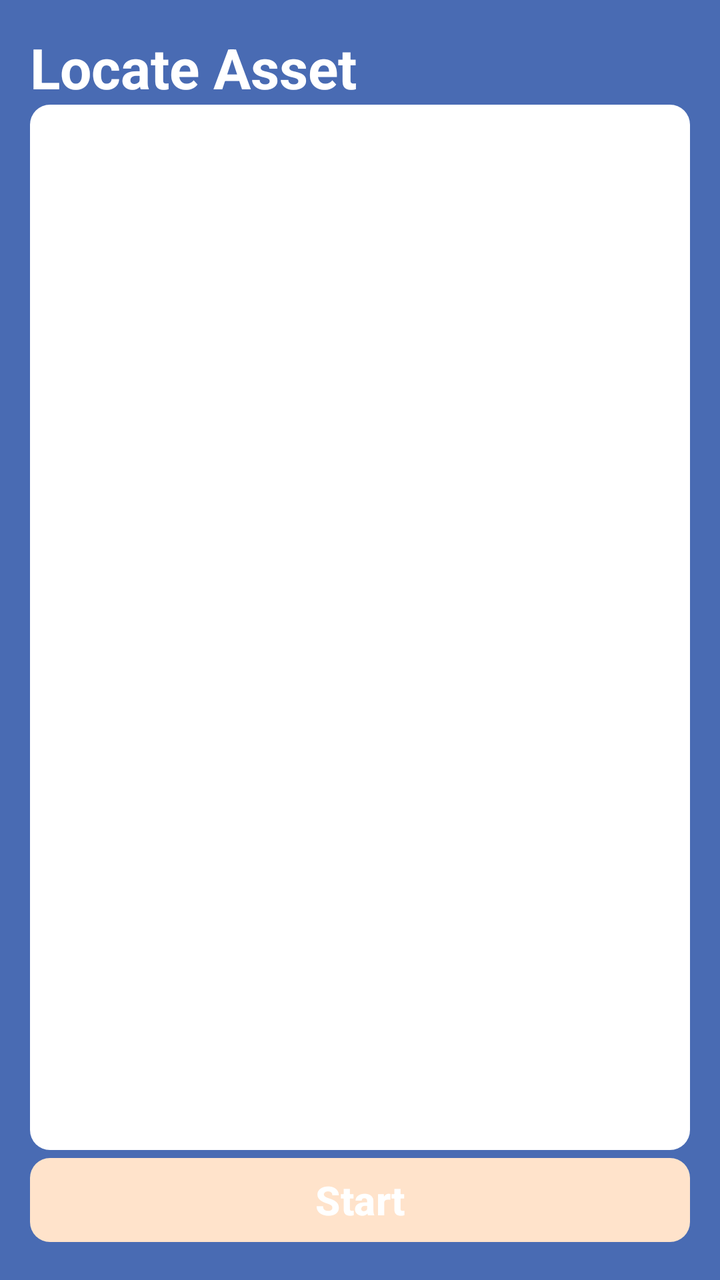
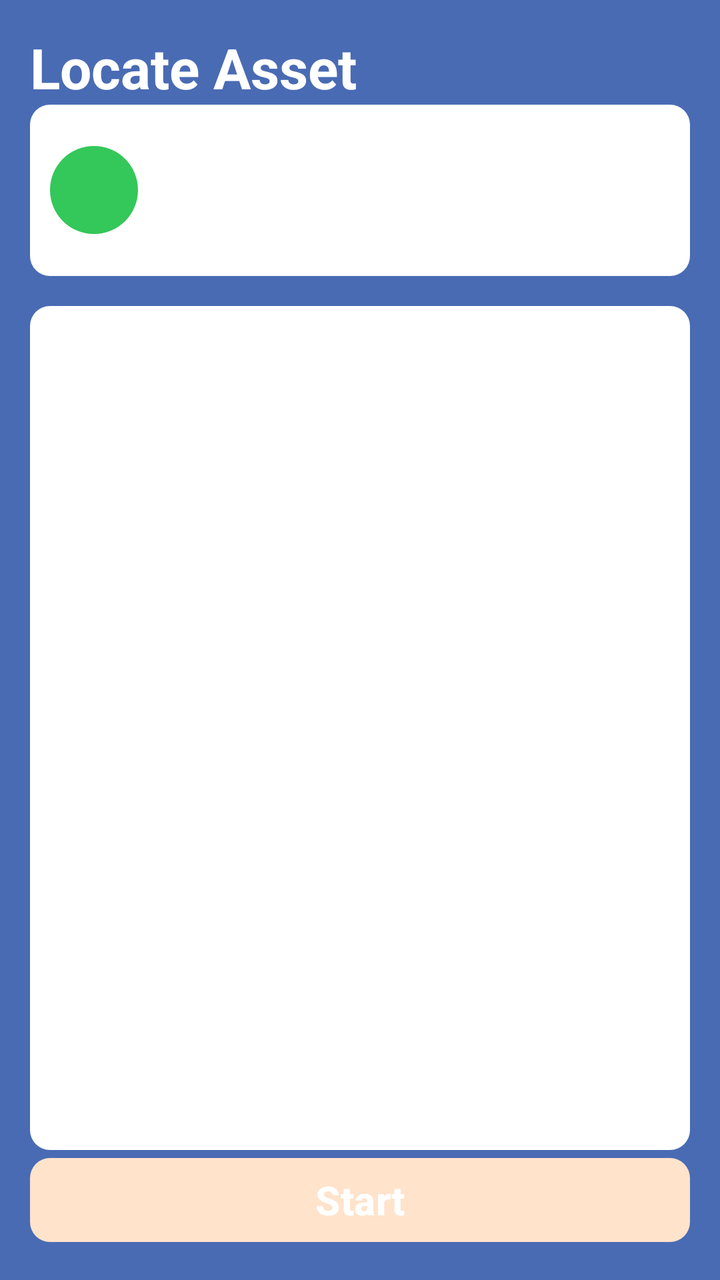

Screens rendered from an Android XML layout before and after an edit, with the pre-edit source and the edit as a unified diff.
<!-- AndroidManifest.xml: application theme Theme.FetchCICG -->
<!-- res/layout/activity_locate_asset.xml -->
<?xml version="1.0" encoding="utf-8"?>
<androidx.constraintlayout.widget.ConstraintLayout
    xmlns:android="http://schemas.android.com/apk/res/android"
    xmlns:app="http://schemas.android.com/apk/res-auto"
    android:layout_width="match_parent"
    android:layout_height="match_parent"
    android:background="@color/primary"
    android:padding="15dp">

    <TextView
        android:id="@+id/screenTitle"
        android:layout_width="0dp"
        android:layout_height="wrap_content"
        android:layout_marginBottom="15dp"
        android:text="@string/locate_title"
        android:textColor="@color/white"
        android:textSize="28sp"
        android:textStyle="bold"
        app:layout_constraintEnd_toEndOf="parent"
        app:layout_constraintStart_toStartOf="parent"
        app:layout_constraintTop_toTopOf="parent" />

    <View
        android:id="@+id/cardContainer"
        android:layout_width="0dp"
        android:layout_height="0dp"
        android:background="@drawable/bg_white_card"
        app:layout_constraintBottom_toTopOf="@id/actionButton"
        app:layout_constraintEnd_toEndOf="parent"
        app:layout_constraintStart_toStartOf="parent"
        app:layout_constraintTop_toBottomOf="@id/screenTitle" />

    <TextView
        android:id="@+id/stateTitle"
        android:layout_width="0dp"
        android:layout_height="wrap_content"
        android:layout_marginStart="15dp"
        android:layout_marginTop="15dp"
        android:layout_marginEnd="15dp"
        android:gravity="center"
        android:textSize="19sp"
        android:textStyle="bold"
        app:layout_constraintEnd_toEndOf="@id/cardContainer"
        app:layout_constraintStart_toStartOf="@id/cardContainer"
        app:layout_constraintTop_toTopOf="@id/cardContainer" />

    <TextView
        android:id="@+id/stateSubtitle"
        android:layout_width="0dp"
        android:layout_height="wrap_content"
        android:layout_marginStart="15dp"
        android:layout_marginTop="10dp"
        android:layout_marginEnd="15dp"
        android:gravity="center"
        android:textColor="@android:color/darker_gray"
        android:textSize="15sp"
        app:layout_constraintEnd_toEndOf="@id/cardContainer"
        app:layout_constraintStart_toStartOf="@id/cardContainer"
        app:layout_constraintTop_toBottomOf="@id/stateTitle" />

    
    <ImageView
        android:id="@+id/statusIcon"
        android:layout_width="110dp"
        android:layout_height="110dp"
        android:contentDescription="@null"
        android:scaleType="fitCenter"
        app:layout_constraintBottom_toTopOf="@id/batteryRow"
        app:layout_constraintEnd_toEndOf="@id/cardContainer"
        app:layout_constraintStart_toStartOf="@id/cardContainer"
        app:layout_constraintTop_toBottomOf="@id/stateSubtitle"
        app:layout_constraintVertical_bias="0.5" />

    
    <LinearLayout
        android:id="@+id/gaugeRow"
        android:layout_width="0dp"
        android:layout_height="0dp"
        android:gravity="center"
        android:orientation="vertical"
        android:visibility="gone"
        app:layout_constraintBottom_toTopOf="@id/batteryRow"
        app:layout_constraintEnd_toEndOf="@id/cardContainer"
        app:layout_constraintStart_toStartOf="@id/cardContainer"
        app:layout_constraintTop_toBottomOf="@id/stateSubtitle">

        <ImageView
            android:id="@+id/deviceImage"
            android:layout_width="120dp"
            android:layout_height="120dp"
            android:layout_marginBottom="12dp"
            android:contentDescription="@null"
            android:scaleType="fitCenter"
            android:src="@drawable/device" />

        <LinearLayout
            android:layout_width="wrap_content"
            android:layout_height="wrap_content"
            android:gravity="center"
            android:orientation="horizontal">

            <com.cenango.fetchcicg.ui.search.SignalGaugeView
                android:id="@+id/signalGauge"
                android:layout_width="28dp"
                android:layout_height="120dp" />

            <FrameLayout
                android:layout_width="120dp"
                android:layout_height="120dp"
                android:layout_marginStart="24dp">

                <com.cenango.fetchcicg.ui.search.PulseView
                    android:id="@+id/pulseView"
                    android:layout_width="match_parent"
                    android:layout_height="match_parent" />

                <View
                    android:id="@+id/centerDot"
                    android:layout_width="24dp"
                    android:layout_height="24dp"
                    android:layout_gravity="center"
                    android:background="@drawable/bg_circle" />
            </FrameLayout>

        </LinearLayout>

    </LinearLayout>

    <LinearLayout
        android:id="@+id/batteryRow"
        android:layout_width="wrap_content"
        android:layout_height="wrap_content"
        android:layout_marginStart="15dp"
        android:layout_marginBottom="15dp"
        android:gravity="center_vertical"
        android:orientation="horizontal"
        app:layout_constraintBottom_toBottomOf="@id/cardContainer"
        app:layout_constraintStart_toStartOf="@id/cardContainer">

        <TextView
            android:id="@+id/batteryText"
            android:layout_width="wrap_content"
            android:layout_height="wrap_content"
            android:textColor="@android:color/darker_gray"
            android:textSize="14sp" />
    </LinearLayout>

    <com.google.android.material.button.MaterialButton
        android:id="@+id/actionButton"
        android:layout_width="0dp"
        android:layout_height="50dp"
        android:enabled="false"
        android:text="@string/locate_start_button"
        android:textColor="@color/white"
        android:textSize="20sp"
        android:textStyle="bold"
        app:backgroundTint="@color/primary_button_background"
        app:cornerRadius="10dp"
        app:layout_constraintBottom_toBottomOf="parent"
        app:layout_constraintEnd_toEndOf="parent"
        app:layout_constraintStart_toStartOf="parent" />

</androidx.constraintlayout.widget.ConstraintLayout>
<!-- resources referenced by this layout -->
<resources>
  <color name="primary">#496BB3</color>
  <color name="white">#FFFFFF</color>
  <!-- drawable bg_circle (drawable) -->
  <?xml version="1.0" encoding="utf-8"?>
  <shape xmlns:android="http://schemas.android.com/apk/res/android"
      android:shape="oval">
      <solid android:color="#34C759" />
  </shape>
  <!-- drawable bg_white_card (drawable) -->
  <?xml version="1.0" encoding="utf-8"?>
  <shape xmlns:android="http://schemas.android.com/apk/res/android"
      android:shape="rectangle">
      <solid android:color="@color/white" />
      <corners android:radius="10dp" />
  </shape>
  <!-- drawable device: png bitmap (drawable-nodpi, 240365 bytes) -->
  <string name="locate_start_button">Start</string>
  <string name="locate_title">Locate Asset</string>
  <style name="Theme.FetchCICG" parent="Theme.Material3.Light.NoActionBar">
          <item name="colorPrimary">@color/primary</item>
          <item name="colorPrimaryVariant">@color/secondary</item>
          <item name="colorOnPrimary">@color/white</item>
  
          <item name="colorSecondary">@color/secondary_button</item>
          <item name="colorOnSecondary">@color/white</item>
  
          <item name="android:statusBarColor" tools:targetApi="l">@color/primary</item>
          <item name="android:navigationBarColor" tools:targetApi="l">@color/primary</item>
      </style>
  <color name="secondary">#2E4163</color>
  <color name="secondary_button">#708FFC</color>
</resources>

<!-- the commit's change to res/layout/activity_locate_asset.xml (unified diff, before → after) -->
@@ -20,15 +20,25 @@
         app:layout_constraintStart_toStartOf="parent"
         app:layout_constraintTop_toTopOf="parent" />
 
+    <include
+        android:id="@+id/assetHeader"
+        layout="@layout/view_asset_header"
+        android:layout_width="0dp"
+        android:layout_height="wrap_content"
+        app:layout_constraintEnd_toEndOf="parent"
+        app:layout_constraintStart_toStartOf="parent"
+        app:layout_constraintTop_toBottomOf="@id/screenTitle" />
+
     <View
         android:id="@+id/cardContainer"
         android:layout_width="0dp"
         android:layout_height="0dp"
+        android:layout_marginTop="15dp"
         android:background="@drawable/bg_white_card"
         app:layout_constraintBottom_toTopOf="@id/actionButton"
         app:layout_constraintEnd_toEndOf="parent"
         app:layout_constraintStart_toStartOf="parent"
-        app:layout_constraintTop_toBottomOf="@id/screenTitle" />
+        app:layout_constraintTop_toBottomOf="@id/assetHeader" />
 
     <TextView
         android:id="@+id/stateTitle"
@@ -72,59 +82,43 @@
         app:layout_constraintVertical_bias="0.5" />
 
     
-    <LinearLayout
+    <FrameLayout
         android:id="@+id/gaugeRow"
         android:layout_width="0dp"
         android:layout_height="0dp"
-        android:gravity="center"
-        android:orientation="vertical"
         android:visibility="gone"
         app:layout_constraintBottom_toTopOf="@id/batteryRow"
         app:layout_constraintEnd_toEndOf="@id/cardContainer"
         app:layout_constraintStart_toStartOf="@id/cardContainer"
         app:layout_constraintTop_toBottomOf="@id/stateSubtitle">
 
-        <ImageView
-            android:id="@+id/deviceImage"
-            android:layout_width="120dp"
-            android:layout_height="120dp"
-            android:layout_marginBottom="12dp"
-            android:contentDescription="@null"
-            android:scaleType="fitCenter"
-            android:src="@drawable/device" />
-
-        <LinearLayout
-            android:layout_width="wrap_content"
-            android:layout_height="wrap_content"
-            android:gravity="center"
-            android:orientation="horizontal">
-
-            <com.cenango.fetchcicg.ui.search.SignalGaugeView
-                android:id="@+id/signalGauge"
-                android:layout_width="28dp"
-                android:layout_height="120dp" />
-
-            <FrameLayout
-                android:layout_width="120dp"
-                android:layout_height="120dp"
-                android:layout_marginStart="24dp">
-
-                <com.cenango.fetchcicg.ui.search.PulseView
-                    android:id="@+id/pulseView"
-                    android:layout_width="match_parent"
-                    android:layout_height="match_parent" />
-
-                <View
-                    android:id="@+id/centerDot"
-                    android:layout_width="24dp"
-                    android:layout_height="24dp"
-                    android:layout_gravity="center"
-                    android:background="@drawable/bg_circle" />
-            </FrameLayout>
-
-        </LinearLayout>
-
-    </LinearLayout>
+        <com.cenango.fetchcicg.ui.search.SignalGaugeView
+            android:id="@+id/signalGauge"
+            android:layout_width="28dp"
+            android:layout_height="220dp"
+            android:layout_gravity="top|center_horizontal" />
+
+        <FrameLayout
+            android:layout_width="100dp"
+            android:layout_height="100dp"
+            android:layout_gravity="bottom|center_horizontal">
+
+            <com.cenango.fetchcicg.ui.search.PulseView
+                android:id="@+id/pulseView"
+                android:layout_width="match_parent"
+                android:layout_height="match_parent" />
+
+            <ImageView
+                android:id="@+id/deviceImage"
+                android:layout_width="48dp"
+                android:layout_height="48dp"
+                android:layout_gravity="center"
+                android:contentDescription="@null"
+                android:scaleType="fitCenter"
+                android:src="@drawable/device" />
+        </FrameLayout>
+
+    </FrameLayout>
 
     <LinearLayout
         android:id="@+id/batteryRow"
@@ -161,3 +155,75 @@
         app:layout_constraintStart_toStartOf="parent" />
 
 </androidx.constraintlayout.widget.ConstraintLayout>
+<!-- res/layout/view_asset_header.xml (included above) -->
+<?xml version="1.0" encoding="utf-8"?>
+<LinearLayout xmlns:android="http://schemas.android.com/apk/res/android"
+    android:layout_width="match_parent"
+    android:layout_height="wrap_content"
+    android:background="@drawable/bg_white_card"
+    android:gravity="center_vertical"
+    android:minHeight="76dp"
+    android:orientation="horizontal"
+    android:padding="10dp">
+
+    <FrameLayout
+        android:layout_width="44dp"
+        android:layout_height="44dp">
+
+        <View
+            android:id="@+id/assetIconBackground"
+            android:layout_width="match_parent"
+            android:layout_height="match_parent"
+            android:background="@drawable/bg_circle" />
+
+        <ImageView
+            android:id="@+id/assetIconImage"
+            android:layout_width="26dp"
+            android:layout_height="26dp"
+            android:layout_gravity="center"
+            android:importantForAccessibility="no"
+            android:visibility="gone" />
+
+        <TextView
+            android:id="@+id/assetIconLetter"
+            android:layout_width="match_parent"
+            android:layout_height="match_parent"
+            android:gravity="center"
+            android:textColor="@color/white"
+            android:textSize="18sp"
+            android:textStyle="bold" />
+    </FrameLayout>
+
+    <LinearLayout
+        android:layout_width="0dp"
+        android:layout_height="wrap_content"
+        android:layout_marginStart="10dp"
+        android:layout_weight="1"
+        android:orientation="vertical">
+
+        <TextView
+            android:id="@+id/assetName"
+            android:layout_width="match_parent"
+            android:layout_height="wrap_content"
+            android:textColor="@android:color/black"
+            android:textSize="18sp"
+            android:textStyle="bold" />
+
+        <TextView
+            android:id="@+id/assetCategory"
+            android:layout_width="match_parent"
+            android:layout_height="wrap_content"
+            android:layout_marginTop="4dp"
+            android:textColor="@color/secondary_text"
+            android:textSize="13sp" />
+
+        <TextView
+            android:id="@+id/assetSerialNumber"
+            android:layout_width="match_parent"
+            android:layout_height="wrap_content"
+            android:layout_marginTop="2dp"
+            android:textColor="@color/secondary_text"
+            android:textSize="13sp" />
+    </LinearLayout>
+
+</LinearLayout>
<!-- resource entries referenced after the edit -->
@@ -1,6 +1,7 @@
 <!-- resources referenced by this layout -->
 <resources>
   <color name="primary">#496BB3</color>
+  <color name="secondary_text">#6E6E73</color>
   <color name="white">#FFFFFF</color>
   <!-- drawable bg_circle (drawable) -->
   <?xml version="1.0" encoding="utf-8"?>
@@ -15,7 +16,7 @@
       <solid android:color="@color/white" />
       <corners android:radius="10dp" />
   </shape>
-  <!-- drawable device: png bitmap (drawable-nodpi, 240365 bytes) -->
+  <!-- drawable device: png bitmap (drawable-nodpi, 187135 bytes) -->
   <string name="locate_start_button">Start</string>
   <string name="locate_title">Locate Asset</string>
   <style name="Theme.FetchCICG" parent="Theme.Material3.Light.NoActionBar">
